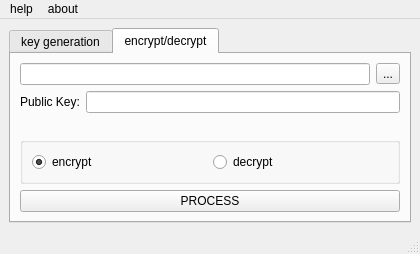
First picture: the form in src/main/python/gui/ui_main.ui, repository jansona/tomo_jelo_laso, before the edit.
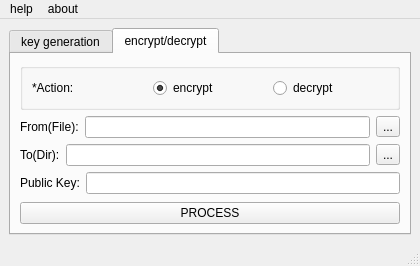
Second picture: the form after the edit. The open tabs and pages were chosen to show the change.

Commit message: feat & refactor: add the target dir option & use a faster rsa implement & update ui & polish the code

```diff
--- a/src/main/python/gui/ui_main.ui
+++ b/src/main/python/gui/ui_main.ui
@@ -92,40 +92,25 @@
         <string>encrypt/decrypt</string>
        </attribute>
        <layout class="QVBoxLayout" name="verticalLayout_3">
-        <item>
-         <layout class="QHBoxLayout" name="horizontalLayout_2">
-          <item>
-           <widget class="QLineEdit" name="filePath_lineEdit"/>
-          </item>
-          <item>
-           <widget class="QToolButton" name="openFile_toolBtn">
-            <property name="text">
-             <string>...</string>
-            </property>
-           </widget>
-          </item>
-         </layout>
-        </item>
-        <item>
-         <layout class="QFormLayout" name="formLayout">
-          <item row="0" column="0">
-           <widget class="QLabel" name="key_label">
-            <property name="text">
-             <string>Public Key:</string>
-            </property>
-           </widget>
-          </item>
-          <item row="0" column="1">
-           <widget class="QLineEdit" name="key_lineEdit"/>
-          </item>
-         </layout>
-        </item>
         <item>
          <widget class="QGroupBox" name="ratio_groupBox">
+          <property name="styleSheet">
+           <string notr="true"/>
+          </property>
           <property name="title">
            <string/>
           </property>
+          <property name="flat">
+           <bool>false</bool>
+          </property>
           <layout class="QHBoxLayout" name="horizontalLayout">
+           <item>
+            <widget class="QLabel" name="label">
+             <property name="text">
+              <string>*Action:</string>
+             </property>
+            </widget>
+           </item>
            <item>
             <widget class="QRadioButton" name="encrypt_ratioBtn">
              <property name="enabled">
@@ -155,6 +140,62 @@
           </layout>
          </widget>
         </item>
+        <item>
+         <layout class="QHBoxLayout" name="horizontalLayout_2">
+          <item>
+           <widget class="QLabel" name="from_label">
+            <property name="text">
+             <string>From(File):</string>
+            </property>
+           </widget>
+          </item>
+          <item>
+           <widget class="QLineEdit" name="fromFilePath_lineEdit"/>
+          </item>
+          <item>
+           <widget class="QToolButton" name="openFromFile_toolBtn">
+            <property name="text">
+             <string>...</string>
+            </property>
+           </widget>
+          </item>
+         </layout>
+        </item>
+        <item>
+         <layout class="QHBoxLayout" name="horizontalLayout_3">
+          <item>
+           <widget class="QLabel" name="to_label">
+            <property name="text">
+             <string>To(Dir):</string>
+            </property>
+           </widget>
+          </item>
+          <item>
+           <widget class="QLineEdit" name="toFilePath_lineEdit"/>
+          </item>
+          <item>
+           <widget class="QToolButton" name="openToFile_toolButton">
+            <property name="text">
+             <string>...</string>
+            </property>
+           </widget>
+          </item>
+         </layout>
+        </item>
+        <item>
+         <layout class="QFormLayout" name="formLayout">
+          <item row="0" column="0">
+           <widget class="QLabel" name="key_label">
+            <property name="text">
+             <string>Public Key:</string>
+            </property>
+           </widget>
+          </item>
+          <item row="0" column="1">
+           <widget class="QLineEdit" name="key_lineEdit"/>
+          </item>
+         </layout>
+        </item>
         <item>
          <widget class="QPushButton" name="process_pushBtn">
           <property name="text">
```
The commit also changes 5 other files.
